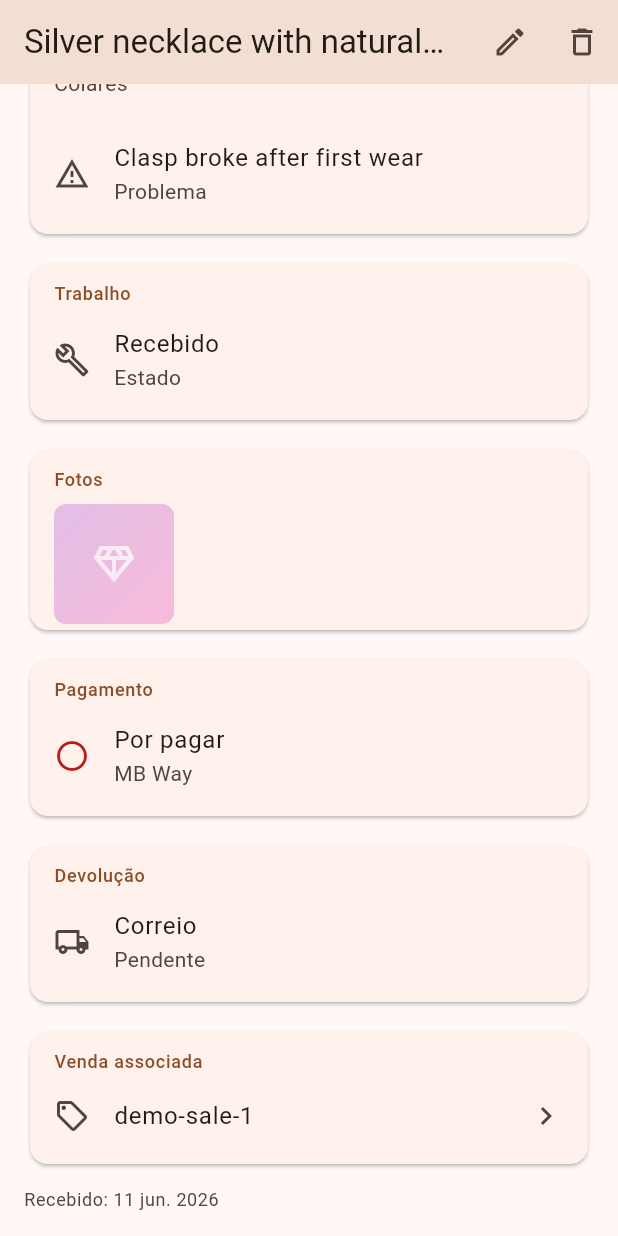
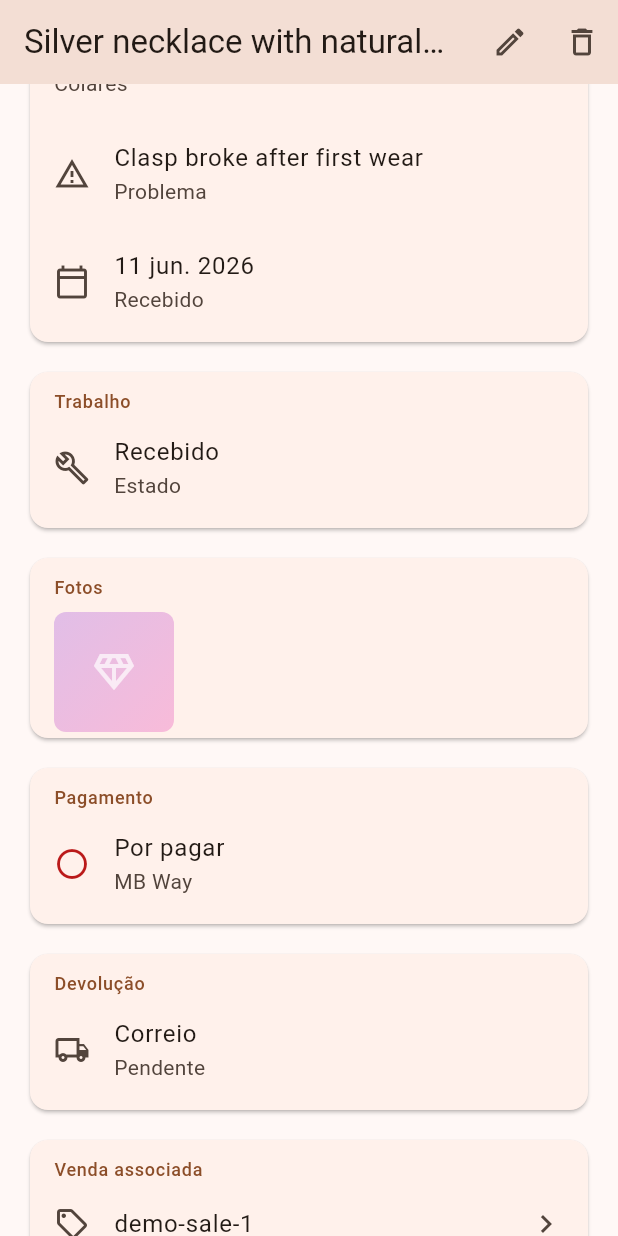
Before and after one commit to OneDeveloperCoding/latitude-tracker, a Flutter app: the _RepairDetailBody screen opened directly with sample values from the repository, scrolled down 216 dp, on a phone screen of 412 x 824 dp. Run offline on Flutter 3.47's test engine with Material 3 defaults, Android fonts, the phone set to English and light mode, and no system bars; our stand-ins replace cloud_firestore, file_picker, firebase_auth, firebase_core, firebase_crashlytics, firebase_storage and 6 more; accounts and stored records are empty; generated files the repository leaves out were written again.

Commit message:
fix: move repair received-date into Item section card

```diff
--- a/lib/features/repairs/screens/repair_detail_screen.dart
+++ b/lib/features/repairs/screens/repair_detail_screen.dart
@@ -161,6 +161,12 @@ class _RepairDetailBody extends StatelessWidget {
                 title: Text(repair.problemDescription),
                 subtitle: Text(s.repairProblemLabel),
               ),
+              ListTile(
+                contentPadding: EdgeInsets.zero,
+                leading: const Icon(Icons.calendar_today_outlined),
+                title: Text(DateFormat('d MMM y').format(repair.createdAt)),
+                subtitle: Text(s.receivedLabel),
+              ),
             ],
           ),
           const SizedBox(height: 12),
@@ -278,16 +284,6 @@ class _RepairDetailBody extends StatelessWidget {
               ],
             ),
           ],
-          const SizedBox(height: 12),
-          Padding(
-            padding: const EdgeInsets.only(bottom: 4),
-            child: Text(
-              '${s.receivedLabel}: ${DateFormat('d MMM y').format(repair.createdAt)}',
-              style: Theme.of(context).textTheme.bodySmall?.copyWith(
-                    color: colorScheme.onSurfaceVariant,
-                  ),
-            ),
-          ),
         ],
       ),
     );
```
